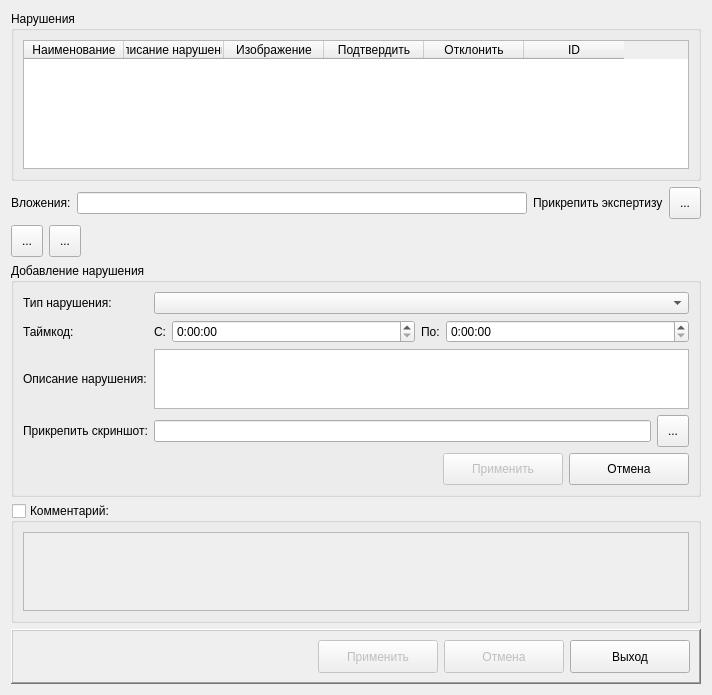
The window that arm_o/d_editaudit.ui (levdikandrey/DataCollector) describes before a commit, drawn with Qt 5.
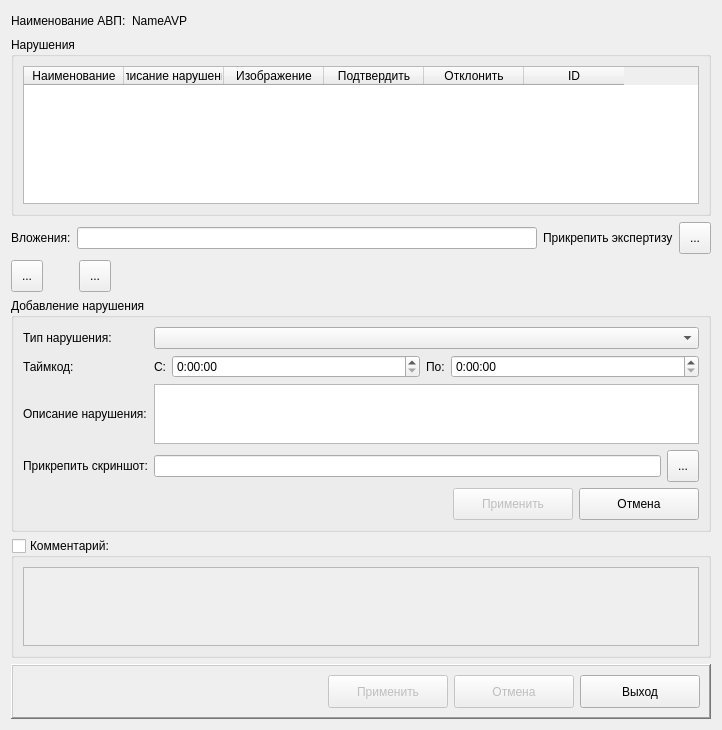
The same window after the commit. Icons and pictures are not drawn.

Diff of the .ui file:
```diff
--- a/arm_o/d_editaudit.ui
+++ b/arm_o/d_editaudit.ui
@@ -6,15 +6,42 @@
    <rect>
     <x>0</x>
     <y>0</y>
-    <width>712</width>
-    <height>695</height>
+    <width>722</width>
+    <height>730</height>
    </rect>
   </property>
   <property name="windowTitle">
    <string>Экспертиза</string>
   </property>
   <layout class="QGridLayout" name="gridLayout_4">
-   <item row="0" column="0" colspan="3">
+   <item row="0" column="0" colspan="2">
+    <widget class="QLabel" name="label_3">
+     <property name="text">
+      <string>Наименование АВП:</string>
+     </property>
+    </widget>
+   </item>
+   <item row="0" column="2">
+    <widget class="QLabel" name="labelNameAVP">
+     <property name="text">
+      <string>NameAVP</string>
+     </property>
+    </widget>
+   </item>
+   <item row="0" column="3">
+    <spacer name="horizontalSpacer_4">
+     <property name="orientation">
+      <enum>Qt::Horizontal</enum>
+     </property>
+     <property name="sizeHint" stdset="0">
+      <size>
+       <width>543</width>
+       <height>20</height>
+      </size>
+     </property>
+    </spacer>
+   </item>
+   <item row="1" column="0" colspan="4">
     <widget class="QGroupBox" name="groupBox">
      <property name="sizePolicy">
       <sizepolicy hsizetype="Preferred" vsizetype="Expanding">
@@ -69,7 +96,7 @@
      </layout>
     </widget>
    </item>
-   <item row="1" column="0" colspan="3">
+   <item row="2" column="0" colspan="4">
     <layout class="QHBoxLayout" name="horizontalLayout_4">
      <item>
       <widget class="QLabel" name="label_2">
@@ -119,7 +146,7 @@
      </item>
     </layout>
    </item>
-   <item row="2" column="0">
+   <item row="3" column="0">
     <widget class="QToolButton" name="toolButtonAdd">
      <property name="minimumSize">
       <size>
@@ -139,7 +166,7 @@
      </property>
     </widget>
    </item>
-   <item row="2" column="1">
+   <item row="3" column="1">
     <widget class="QToolButton" name="toolButtonDelete">
      <property name="minimumSize">
       <size>
@@ -159,7 +186,7 @@
      </property>
     </widget>
    </item>
-   <item row="2" column="2">
+   <item row="3" column="2" colspan="2">
     <spacer name="horizontalSpacer_2">
      <property name="orientation">
       <enum>Qt::Horizontal</enum>
@@ -172,7 +199,7 @@
      </property>
     </spacer>
    </item>
-   <item row="3" column="0" colspan="3">
+   <item row="4" column="0" colspan="4">
     <widget class="QGroupBox" name="groupBox_3">
      <property name="title">
       <string>Добавление нарушения</string>
@@ -392,7 +419,7 @@
      </layout>
     </widget>
    </item>
-   <item row="4" column="0" colspan="3">
+   <item row="5" column="0" colspan="4">
     <widget class="QGroupBox" name="groupBox_2">
      <property name="sizePolicy">
       <sizepolicy hsizetype="Preferred" vsizetype="MinimumExpanding">
@@ -441,7 +468,7 @@
      </layout>
     </widget>
    </item>
-   <item row="5" column="0" colspan="3">
+   <item row="6" column="0" colspan="4">
     <widget class="QFrame" name="frame">
      <property name="frameShape">
       <enum>QFrame::WinPanel</enum>
```
